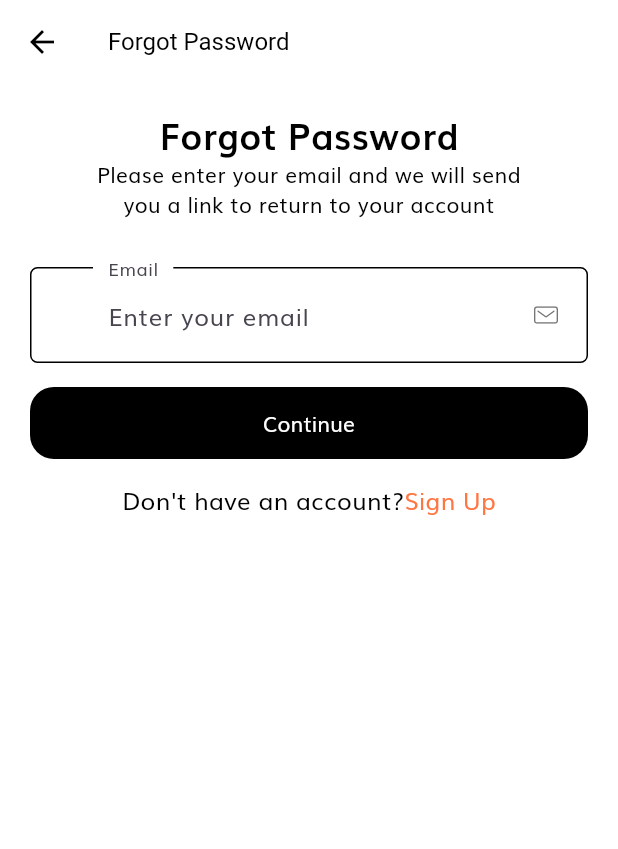
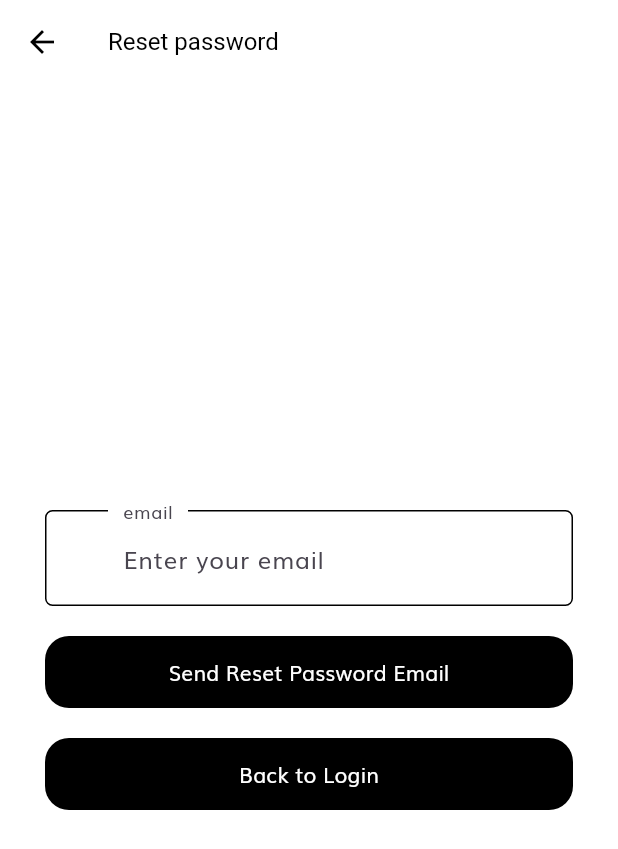
Before and after one commit to keithtung56/adminpanel, a Flutter app: the ForgotPasswordScreen screen opened by its route, on a phone screen of 412 x 824 dp. Shown: the top 849 px of the screen. Run offline on Flutter 3.47's test engine with Material 3 defaults, Android fonts, the phone set to English and light mode, and no system bars; drawn by our look-alikes of loader_overlay; our stand-ins replace firebase_auth, firebase_core, firebase_database, firebase_storage, flutter_bloc, flutter_dotenv and 6 more; missing offline and left inert: flutter_stripe, moment_dart; accounts and stored records are empty; generated files the repository leaves out were written again.

Commit message:
feat: forget password

```diff
--- a/mobile/lib/l10n/intl_en.arb
+++ b/mobile/lib/l10n/intl_en.arb
@@ -90,6 +90,8 @@
   "please_check_email":"please check your mailbox",
   "back_to_login":"Back to Login",
   "resend_opt":"Resend email",
-  "not_verified":"Account is not verified"
-
+  "not_verified":"Account is not verified",
+  "send_reset_password":"Send Reset Password Email",
+  "reset_password":"Reset password",
+  "email_sent":"Email Sent"
 }
--- a/mobile/lib/l10n/intl_zh.arb
+++ b/mobile/lib/l10n/intl_zh.arb
@@ -90,5 +90,9 @@
   "please_check_email":"請查看你的電郵信箱",
   "back_to_login":"回到登入介面",
   "resend_opt":"重新發送電郵",
-  "not_verified":"帳戶還未通過身份驗證"
+  "not_verified":"帳戶還未通過身份驗證",
+  "send_reset_password":"發送重設密碼電郵",
+  "reset_password":"重設密碼",
+  "email_sent":"已發送電郵"
+
   }
--- a/mobile/lib/routes.dart
+++ b/mobile/lib/routes.dart
@@ -31,7 +31,7 @@ final Map<String, WidgetBuilder> routes = {
   SignUpScreen.routeName: (context) =>
       const LoaderOverlay(child: SignUpScreen()),
   ForgotPasswordScreen.routeName: (context) =>
-      const LoaderOverlay(child: AuthMiddleware(child: ForgotPasswordScreen())),
+      const LoaderOverlay(child: ForgotPasswordScreen()),
   OtpScreen.routeName: (context) => const LoaderOverlay(child: OtpScreen()),
   HomeScreen.routeName: (context) =>
       const LoaderOverlay(child: AuthMiddleware(child: HomeScreen())),
--- a/mobile/lib/screens/forgot_password/components/forgot_pass_form.dart
+++ /dev/null
@@ -1,86 +0,0 @@
-import 'package:flutter/material.dart';
-import 'package:flutter_gen/gen_l10n/app_localizations.dart';
-import '../../../components/custom_surfix_icon.dart';
-import '../../../components/form_error.dart';
-import '../../../components/no_account_text.dart';
-import '../../../constants.dart';
-
-class ForgotPassForm extends StatefulWidget {
-  const ForgotPassForm({super.key});
-
-  @override
-  State<ForgotPassForm> createState() => _ForgotPassFormState();
-}
-
-class _ForgotPassFormState extends State<ForgotPassForm> {
-  final _formKey = GlobalKey<FormState>();
-  List<String> errors = [];
-  String? email;
-  @override
-  Widget build(BuildContext context) {
-    return Form(
-      key: _formKey,
-      child: Column(
-        children: [
-          TextFormField(
-            keyboardType: TextInputType.emailAddress,
-            onSaved: (newValue) => email = newValue,
-            onChanged: (value) {
-              if (value.isNotEmpty &&
-                  errors.contains(
-                      AppLocalizations.of(context)!.empty_email_error)) {
-                setState(() {
-                  errors
-                      .remove(AppLocalizations.of(context)!.empty_email_error);
-                });
-              } else if (emailValidatorRegExp.hasMatch(value) &&
-                  errors.contains(
-                      AppLocalizations.of(context)!.invalid_email_error)) {
-                setState(() {
-                  errors.remove(
-                      AppLocalizations.of(context)!.invalid_email_error);
-                });
-              }
-              return;
-            },
-            validator: (value) {
-              if (value!.isEmpty &&
-                  !errors.contains(
-                      AppLocalizations.of(context)!.empty_email_error)) {
-                setState(() {
-                  errors.add(AppLocalizations.of(context)!.empty_email_error);
-                });
-              } else if (!emailValidatorRegExp.hasMatch(value) &&
-                  !errors.contains(
-                      AppLocalizations.of(context)!.invalid_email_error)) {
-                setState(() {
-                  errors.add(AppLocalizations.of(context)!.invalid_email_error);
-                });
-              }
-              return null;
-            },
-            decoration: const InputDecoration(
-              labelText: "Email",
-              hintText: "Enter your email",
-              floatingLabelBehavior: FloatingLabelBehavior.always,
-              suffixIcon: CustomSurffixIcon(svgIcon: "assets/icons/Mail.svg"),
-            ),
-          ),
-          const SizedBox(height: 8),
-          FormError(errors: errors),
-          const SizedBox(height: 8),
-          ElevatedButton(
-            onPressed: () {
-              if (_formKey.currentState!.validate()) {
-                // Do what you want to do
-              }
-            },
-            child: const Text("Continue"),
-          ),
-          const SizedBox(height: 16),
-          const NoAccountText(),
-        ],
-      ),
-    );
-  }
-}
--- a/mobile/lib/screens/forgot_password/forgot_password_screen.dart
+++ b/mobile/lib/screens/forgot_password/forgot_password_screen.dart
@@ -1,44 +1,137 @@
 import 'package:flutter/material.dart';
+import 'package:fluttertoast/fluttertoast.dart';
+import 'package:loader_overlay/loader_overlay.dart';
+import 'package:shop_app/components/form_error.dart';
+import 'package:shop_app/constants.dart';
+import 'package:shop_app/services/auth/auth_service.dart';
+import 'package:flutter_gen/gen_l10n/app_localizations.dart';
 
-import 'components/forgot_pass_form.dart';
-
-class ForgotPasswordScreen extends StatelessWidget {
+class ForgotPasswordScreen extends StatefulWidget {
   static String routeName = "/forgot_password";
 
   const ForgotPasswordScreen({super.key});
+
+  @override
+  State<ForgotPasswordScreen> createState() => _ForgotPasswordScreenState();
+}
+
+class _ForgotPasswordScreenState extends State<ForgotPasswordScreen> {
+  final _formKey = GlobalKey<FormState>();
+  final List<String?> errors = [];
+  String email = '';
+
+  void addError({String? error}) {
+    if (!errors.contains(error)) {
+      setState(() {
+        errors.add(error);
+      });
+    }
+  }
+
+  void removeError({String? error}) {
+    if (errors.contains(error)) {
+      setState(() {
+        errors.remove(error);
+      });
+    }
+  }
+
+  @override
+  void initState() {
+    super.initState();
+  }
+
   @override
   Widget build(BuildContext context) {
     return Scaffold(
+        backgroundColor: grey,
         appBar: AppBar(
-        title: const Text("Forgot Password"),
+          title: Text(AppLocalizations.of(context)!.reset_password),
         ),
-      body: const SizedBox(
+        body: Expanded(
+            child: Container(
+          color: white,
+          padding: const EdgeInsets.symmetric(horizontal: 30, vertical: 10),
+          alignment: Alignment.center,
           width: double.infinity,
-        child: SingleChildScrollView(
-          child: Padding(
-            padding: EdgeInsets.symmetric(horizontal: 20),
           child: Column(
+            mainAxisAlignment: MainAxisAlignment.center,
             children: [
-                SizedBox(height: 16),
-                Text(
-                  "Forgot Password",
-                  style: TextStyle(
-                    fontSize: 24,
-                    color: Colors.black,
-                    fontWeight: FontWeight.bold,
+              Form(
+                  key: _formKey,
+                  child: TextFormField(
+                    initialValue: email,
+                    onSaved: (newValue) => email = newValue ?? "",
+                    onChanged: (value) {
+                      if (value.isNotEmpty) {
+                        removeError(
+                            error: AppLocalizations.of(context)!
+                                .empty_email_error);
+                      }
+                      if (emailValidatorRegExp.hasMatch(value)) {
+                        removeError(
+                            error: AppLocalizations.of(context)!
+                                .invalid_email_error);
+                      }
+                      email = value;
+                      return;
+                    },
+                    validator: (value) {
+                      if (value!.isEmpty) {
+                        addError(
+                            error: AppLocalizations.of(context)!
+                                .empty_email_error);
+                        return "";
+                      }
+                      if (!emailValidatorRegExp.hasMatch(value)) {
+                        addError(
+                            error: AppLocalizations.of(context)!
+                                .invalid_email_error);
+                      }
+                      return null;
+                    },
+                    decoration: InputDecoration(
+                      labelText: AppLocalizations.of(context)!.email,
+                      hintText: AppLocalizations.of(context)!.enter_your_email,
+                      floatingLabelBehavior: FloatingLabelBehavior.always,
                     ),
+                  )),
+              Container(
+                alignment: Alignment.center,
+                child: FormError(errors: errors),
               ),
-                Text(
-                  "Please enter your email and we will send \nyou a link to return to your account",
-                  textAlign: TextAlign.center,
+              const SizedBox(height: 20),
+              ElevatedButton(
+                onPressed: () async {
+                  if (_formKey.currentState!.validate()) {
+                    try {
+                      context.loaderOverlay.show();
+                      await AuthService.firebase().sendResetPassword(email);
+                      if (context.mounted) {
+                        Fluttertoast.showToast(
+                            msg: AppLocalizations.of(context)!.email_sent);
+                      }
+                    } catch (e) {
+                      Fluttertoast.showToast(msg: e.toString());
+                    } finally {
+                      if (context.mounted) {
+                        context.loaderOverlay.hide();
+                      }
+                    }
+                  }
+                },
+                child: Text(AppLocalizations.of(context)!.send_reset_password),
               ),
-                SizedBox(height: 32),
-                ForgotPassForm(),
+              const SizedBox(height: 20),
+              ElevatedButton(
+                  onPressed: () {
+                    if (context.mounted) {
+                      Navigator.pop(context);
+                    }
+                  },
+                  child: Text(AppLocalizations.of(context)!.back_to_login)),
             ],
           ),
-          ),
-        ),
-      ),
-    );
+        )));
   }
 }
--- a/mobile/lib/services/auth/auth_provider.dart
+++ b/mobile/lib/services/auth/auth_provider.dart
@@ -13,4 +13,5 @@ abstract class AuthProvider {
   });
   Future<void> logOut();
   Future<void> sendEmailVerification();
+  Future<void> sendResetPassword(String email);
 }
--- a/mobile/lib/services/auth/auth_service.dart
+++ b/mobile/lib/services/auth/auth_service.dart
@@ -39,4 +39,8 @@ class AuthService implements AuthProvider {
 
   @override
   Future<void> initialize() => provider.initialize();
+
+  @override
+  Future<void> sendResetPassword(String email) =>
+      provider.sendResetPassword(email);
 }
--- a/mobile/lib/services/auth/firebase_auth_provider.dart
+++ b/mobile/lib/services/auth/firebase_auth_provider.dart
@@ -103,4 +103,9 @@ class FirebaseAuthProvider implements AuthProvider {
       throw UserNotLoggedInAuthException();
     }
   }
+
+  @override
+  Future<void> sendResetPassword(String email) async {
+    await FirebaseAuth.instance.sendPasswordResetEmail(email: email);
+  }
 }
```
Lines whose indentation alone changed are shown as unchanged.
